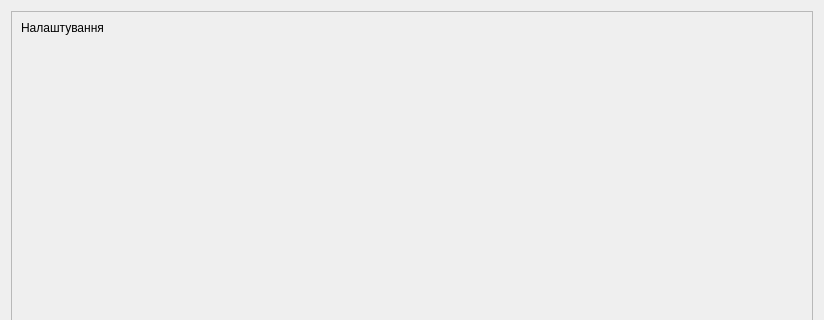
Old version of the form src/gui/widgets/settings/settingspage.ui in the repository bergamontt/sunflower; both pictures show x 0 to 824 and y 0 to 320 of the 824 by 640 pixel window.
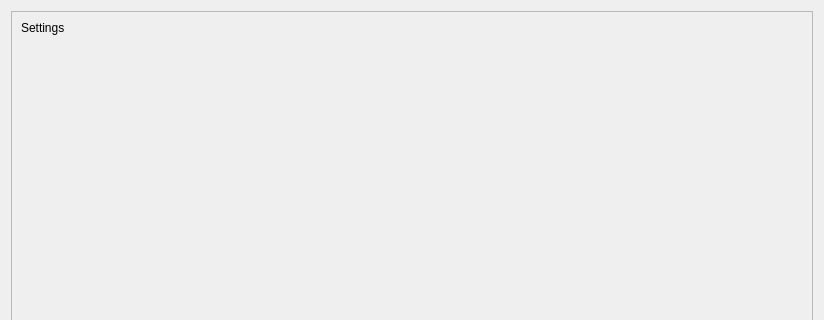
New version of the form. Custom widgets are drawn as their Qt base class.

Commit message: chore(#51): rename analytics to statistics, translate UI to English

The edit to the form file:
```diff
--- a/src/gui/widgets/settings/settingspage.ui
+++ b/src/gui/widgets/settings/settingspage.ui
@@ -30,15 +30,15 @@
        <rect>
         <x>0</x>
         <y>0</y>
-        <width>812</width>
-        <height>628</height>
+        <width>804</width>
+        <height>620</height>
        </rect>
       </property>
       <layout class="QVBoxLayout" name="verticalLayout_2">
        <item>
         <widget class="QLabel" name="settingsLabel">
          <property name="text">
-          <string>Налаштування</string>
+          <string>Settings</string>
          </property>
         </widget>
        </item>
```
The commit also changes 7 other files.
